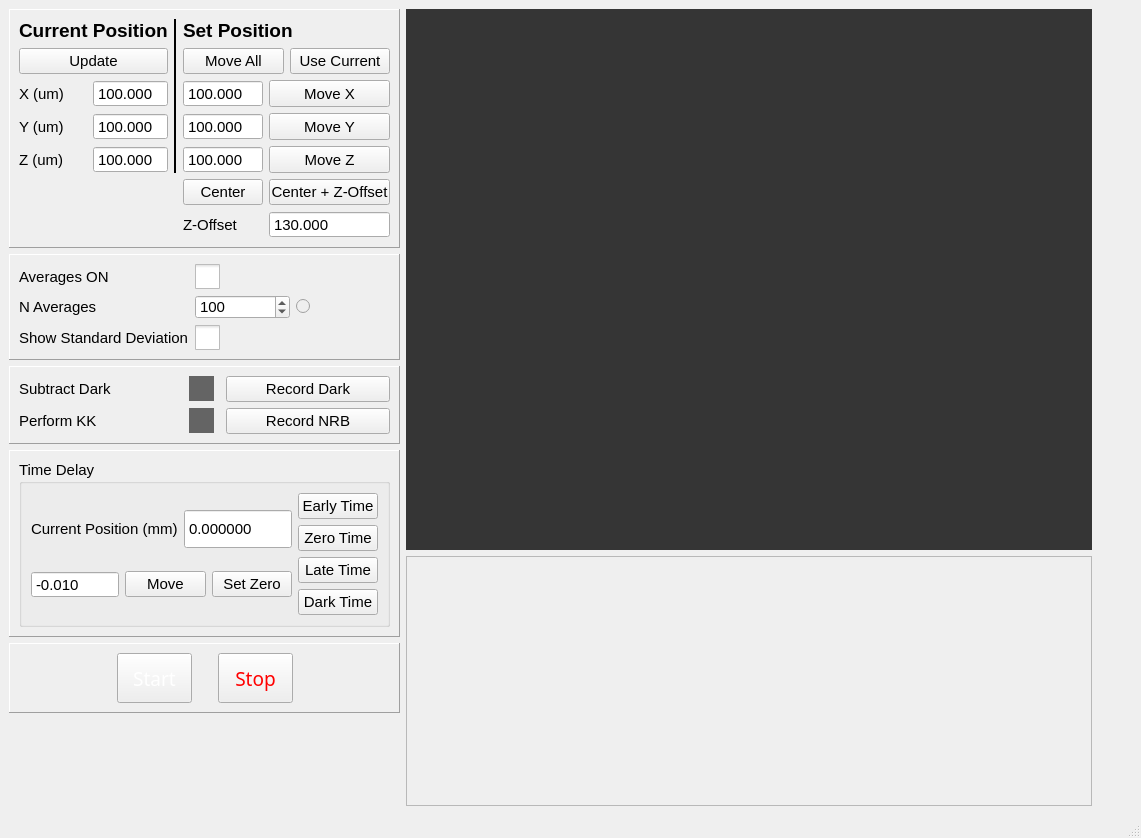
usnistgov/bcars_microscope, file qt_designer/qt_bcars2_spectroscopy.ui: the form before one commit.
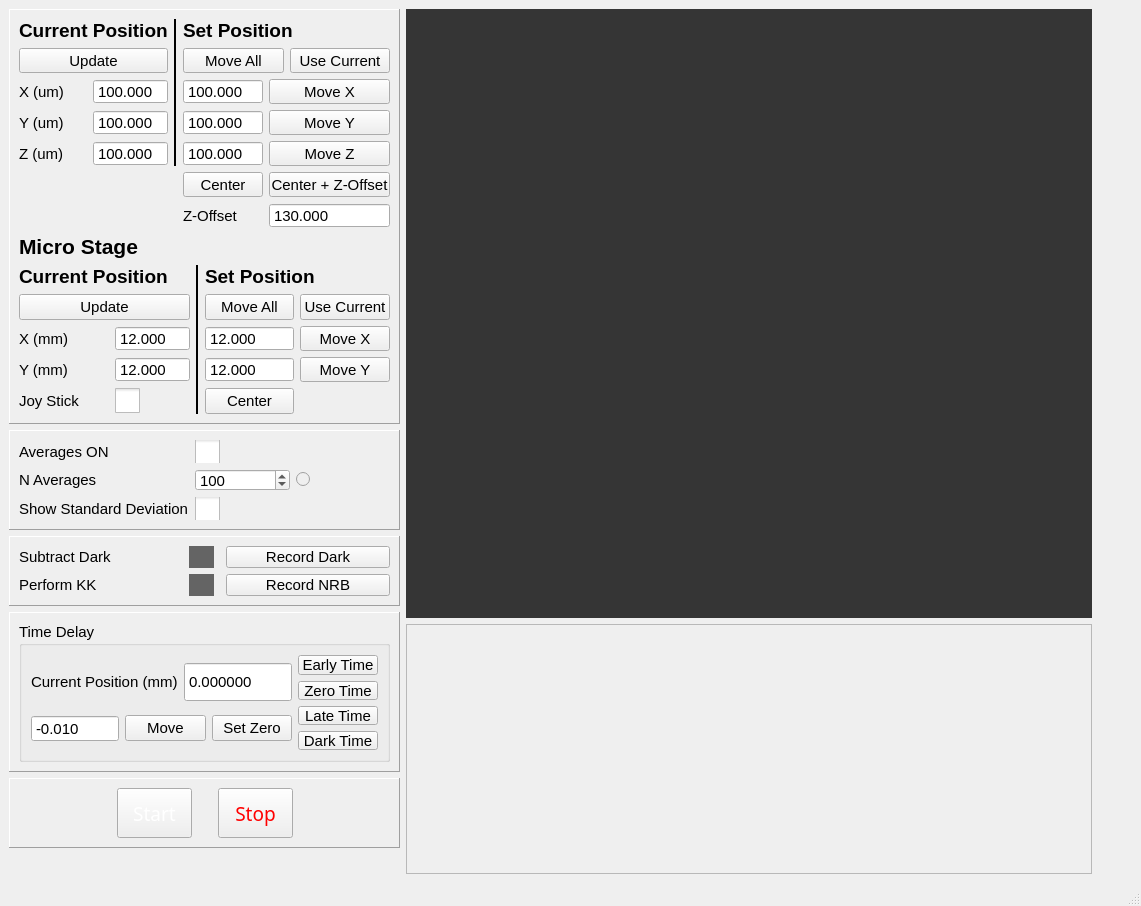
The form after the commit.

Commit message: Tons of changes - Macrostage added (only in spectroscopy so far) - Abstract device classes to standardize interfacing with devices - Large area Jupyter NB example works

Diff of the .ui file:
```diff
--- a/qt_designer/qt_bcars2_spectroscopy.ui
+++ b/qt_designer/qt_bcars2_spectroscopy.ui
@@ -7,7 +7,7 @@
     <x>0</x>
     <y>0</y>
     <width>1141</width>
-    <height>838</height>
+    <height>906</height>
    </rect>
   </property>
   <property name="minimumSize">
@@ -43,7 +43,7 @@
         <property name="minimumSize">
          <size>
           <width>391</width>
-          <height>0</height>
+          <height>411</height>
          </size>
         </property>
         <property name="maximumSize">
@@ -542,6 +542,371 @@
            </item>
           </layout>
          </item>
+         <item>
+          <layout class="QGridLayout" name="gridLayout_5">
+           <item row="4" column="1">
+            <widget class="QDoubleSpinBox" name="spinBox_y_pos_micro">
+             <property name="minimumSize">
+              <size>
+               <width>75</width>
+               <height>25</height>
+              </size>
+             </property>
+             <property name="maximumSize">
+              <size>
+               <width>200</width>
+               <height>40</height>
+              </size>
+             </property>
+             <property name="styleSheet">
+              <string notr="true">font: 11pt &quot;Arial&quot;;</string>
+             </property>
+             <property name="readOnly">
+              <bool>true</bool>
+             </property>
+             <property name="buttonSymbols">
+              <enum>QAbstractSpinBox::NoButtons</enum>
+             </property>
+             <property name="decimals">
+              <number>3</number>
+             </property>
+             <property name="minimum">
+              <double>1.000000000000000</double>
+             </property>
+             <property name="maximum">
+              <double>24.000000000000000</double>
+             </property>
+             <property name="value">
+              <double>12.000000000000000</double>
+             </property>
+            </widget>
+           </item>
+           <item row="5" column="1">
+            <widget class="QCheckBox" name="checkBoxJoyStickOn">
+             <property name="enabled">
+              <bool>true</bool>
+             </property>
+             <property name="sizePolicy">
+              <sizepolicy hsizetype="Fixed" vsizetype="Fixed">
+               <horstretch>0</horstretch>
+               <verstretch>0</verstretch>
+              </sizepolicy>
+             </property>
+             <property name="styleSheet">
+              <string notr="true">QCheckBox::indicator { width: 25; height: 25 }
+QCheckBox::indicator:disabled { background-color:rgb(100,100,100);}</string>
+             </property>
+             <property name="text">
+              <string/>
+             </property>
+             <property name="checked">
+              <bool>false</bool>
+             </property>
+            </widget>
+           </item>
+           <item row="4" column="4">
+            <widget class="QPushButton" name="pushButton_moveYMicro">
+             <property name="minimumSize">
+              <size>
+               <width>0</width>
+               <height>25</height>
+              </size>
+             </property>
+             <property name="maximumSize">
+              <size>
+               <width>16777215</width>
+               <height>40</height>
+              </size>
+             </property>
+             <property name="styleSheet">
+              <string notr="true"/>
+             </property>
+             <property name="text">
+              <string>Move Y</string>
+             </property>
+            </widget>
+           </item>
+           <item row="3" column="4">
+            <widget class="QPushButton" name="pushButton_moveXMicro">
+             <property name="sizePolicy">
+              <sizepolicy hsizetype="Minimum" vsizetype="Fixed">
+               <horstretch>0</horstretch>
+               <verstretch>0</verstretch>
+              </sizepolicy>
+             </property>
+             <property name="minimumSize">
+              <size>
+               <width>0</width>
+               <height>25</height>
+              </size>
+             </property>
+             <property name="maximumSize">
+              <size>
+               <width>16777215</width>
+               <height>40</height>
+              </size>
+             </property>
+             <property name="styleSheet">
+              <string notr="true"/>
+             </property>
+             <property name="text">
+              <string>Move X</string>
+             </property>
+            </widget>
+           </item>
+           <item row="4" column="0">
+            <widget class="QLabel" name="label_15">
+             <property name="text">
+              <string>Y (mm)</string>
+             </property>
+             <property name="textFormat">
+              <enum>Qt::PlainText</enum>
+             </property>
+            </widget>
+           </item>
+           <item row="2" column="3" colspan="2">
+            <layout class="QHBoxLayout" name="horizontalLayout_6">
+             <item>
+              <widget class="QPushButton" name="pushButton_moveAllMicro">
+               <property name="styleSheet">
+                <string notr="true"/>
+               </property>
+               <property name="text">
+                <string>Move All</string>
+               </property>
+              </widget>
+             </item>
+             <item>
+              <widget class="QPushButton" name="pushButton_setPos_getCurrentMicro">
+               <property name="styleSheet">
+                <string notr="true"/>
+               </property>
+               <property name="text">
+                <string>Use Current</string>
+               </property>
+              </widget>
+             </item>
+            </layout>
+           </item>
+           <item row="3" column="3">
+            <widget class="QDoubleSpinBox" name="spinBox_x_setpos_micro">
+             <property name="minimumSize">
+              <size>
+               <width>75</width>
+               <height>25</height>
+              </size>
+             </property>
+             <property name="maximumSize">
+              <size>
+               <width>200</width>
+               <height>40</height>
+              </size>
+             </property>
+             <property name="styleSheet">
+              <string notr="true">font: 11pt &quot;Arial&quot;;</string>
+             </property>
+             <property name="readOnly">
+              <bool>false</bool>
+             </property>
+             <property name="buttonSymbols">
+              <enum>QAbstractSpinBox::NoButtons</enum>
+             </property>
+             <property name="decimals">
+              <number>3</number>
+             </property>
+             <property name="minimum">
+              <double>1.000000000000000</double>
+             </property>
+             <property name="maximum">
+              <double>24.000000000000000</double>
+             </property>
+             <property name="value">
+              <double>12.000000000000000</double>
+             </property>
+            </widget>
+           </item>
+           <item row="5" column="3">
+            <widget class="QPushButton" name="pushButton_moveCenterMicro">
+             <property name="styleSheet">
+              <string notr="true"/>
+             </property>
+             <property name="text">
+              <string>Center</string>
+             </property>
+            </widget>
+           </item>
+           <item row="1" column="0" colspan="2">
+            <widget class="QLabel" name="label_13">
+             <property name="font">
+              <font>
+               <family>Arial</family>
+               <pointsize>14</pointsize>
+               <weight>75</weight>
+               <italic>false</italic>
+               <bold>true</bold>
+              </font>
+             </property>
+             <property name="styleSheet">
+              <string notr="true"/>
+             </property>
+             <property name="text">
+              <string>Current Position</string>
+             </property>
+             <property name="textFormat">
+              <enum>Qt::PlainText</enum>
+             </property>
+            </widget>
+           </item>
+           <item row="1" column="3" colspan="2">
+            <widget class="QLabel" name="label_14">
+             <property name="font">
+              <font>
+               <family>Arial</family>
+               <pointsize>14</pointsize>
+               <weight>75</weight>
+               <italic>false</italic>
+               <bold>true</bold>
+              </font>
+             </property>
+             <property name="styleSheet">
+              <string notr="true"/>
+             </property>
+             <property name="text">
+              <string>Set Position</string>
+             </property>
+             <property name="textFormat">
+              <enum>Qt::PlainText</enum>
+             </property>
+            </widget>
+           </item>
+           <item row="1" column="2" rowspan="5">
+            <widget class="Line" name="line_2">
+             <property name="frameShadow">
+              <enum>QFrame::Plain</enum>
+             </property>
+             <property name="lineWidth">
+              <number>2</number>
+             </property>
+             <property name="orientation">
+              <enum>Qt::Vertical</enum>
+             </property>
+            </widget>
+           </item>
+           <item row="3" column="0">
+            <widget class="QLabel" name="label_16">
+             <property name="text">
+              <string>X (mm)</string>
+             </property>
+             <property name="textFormat">
+              <enum>Qt::PlainText</enum>
+             </property>
+            </widget>
+           </item>
+           <item row="2" column="0" colspan="2">
+            <widget class="QPushButton" name="pushButton_updateMicroPos">
+             <property name="text">
+              <string>Update</string>
+             </property>
+            </widget>
+           </item>
+           <item row="4" column="3">
+            <widget class="QDoubleSpinBox" name="spinBox_y_setpos_micro">
+             <property name="minimumSize">
+              <size>
+               <width>75</width>
+               <height>25</height>
+              </size>
+             </property>
+             <property name="maximumSize">
+              <size>
+               <width>200</width>
+               <height>40</height>
+              </size>
+             </property>
+             <property name="styleSheet">
+              <string notr="true">font: 11pt &quot;Arial&quot;;</string>
+             </property>
+             <property name="readOnly">
+              <bool>false</bool>
+             </property>
+             <property name="buttonSymbols">
+              <enum>QAbstractSpinBox::NoButtons</enum>
+             </property>
+             <property name="decimals">
+              <number>3</number>
+             </property>
+             <property name="minimum">
+              <double>1.000000000000000</double>
+             </property>
+             <property name="maximum">
+              <double>24.000000000000000</double>
+             </property>
+             <property name="value">
+              <double>12.000000000000000</double>
+             </property>
+            </widget>
+           </item>
+           <item row="3" column="1">
+            <widget class="QDoubleSpinBox" name="spinBox_x_pos_micro">
+             <property name="minimumSize">
+              <size>
+               <width>75</width>
+               <height>25</height>
+              </size>
+             </property>
+             <property name="maximumSize">
+              <size>
+               <width>200</width>
+               <height>40</height>
+              </size>
+             </property>
+             <property name="styleSheet">
+              <string notr="true">font: 11pt &quot;Arial&quot;;</string>
+             </property>
+             <property name="readOnly">
+              <bool>true</bool>
+             </property>
+             <property name="buttonSymbols">
+              <enum>QAbstractSpinBox::NoButtons</enum>
+             </property>
+             <property name="decimals">
+              <number>3</number>
+             </property>
+             <property name="minimum">
+              <double>1.000000000000000</double>
+             </property>
+             <property name="maximum">
+              <double>24.000000000000000</double>
+             </property>
+             <property name="value">
+              <double>12.000000000000000</double>
+             </property>
+            </widget>
+           </item>
+           <item row="5" column="0">
+            <widget class="QLabel" name="label_17">
+             <property name="text">
+              <string>Joy Stick</string>
+             </property>
+            </widget>
+           </item>
+           <item row="0" column="0" colspan="2">
+            <widget class="QLabel" name="label_18">
+             <property name="font">
+              <font>
+               <family>Arial</family>
+               <pointsize>16</pointsize>
+               <weight>75</weight>
+               <bold>true</bold>
+              </font>
+             </property>
+             <property name="text">
+              <string>Micro Stage</string>
+             </property>
+            </widget>
+           </item>
+          </layout>
+         </item>
         </layout>
        </widget>
       </item>
@@ -556,13 +921,13 @@
         <property name="minimumSize">
          <size>
           <width>0</width>
-          <height>106</height>
+          <height>0</height>
          </size>
         </property>
         <property name="maximumSize">
          <size>
           <width>16777215</width>
-          <height>106</height>
+          <height>100</height>
          </size>
         </property>
         <property name="frameShape">
@@ -689,6 +1054,12 @@
           <verstretch>0</verstretch>
          </sizepolicy>
         </property>
+        <property name="maximumSize">
+         <size>
+          <width>16777215</width>
+          <height>70</height>
+         </size>
+        </property>
         <property name="frameShape">
          <enum>QFrame::Panel</enum>
         </property>
@@ -775,6 +1146,12 @@
       </item>
       <item>
        <widget class="QFrame" name="frame_5">
+        <property name="maximumSize">
+         <size>
+          <width>16777215</width>
+          <height>160</height>
+         </size>
+        </property>
         <property name="frameShape">
          <enum>QFrame::Panel</enum>
         </property>
```
Left out of the diff: 2 changed lines with no effect on the pictures. The commit also changes 15 other files.
